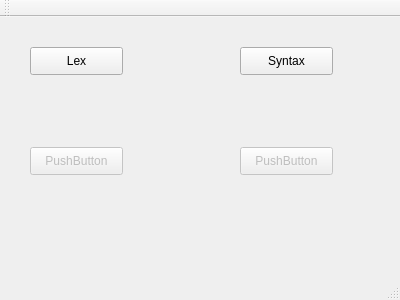
First picture: the form in source/ui/mainwindow.ui, repository gaocegege/CompilerLab, before the edit.
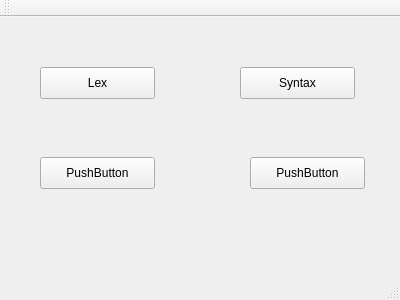
Second picture: the form after the edit.

The edit to the form file:
```diff
--- a/source/ui/mainwindow.ui
+++ b/source/ui/mainwindow.ui
@@ -17,10 +17,10 @@
    <widget class="QPushButton" name="pushButton">
     <property name="geometry">
      <rect>
-      <x>30</x>
-      <y>30</y>
-      <width>93</width>
-      <height>28</height>
+      <x>40</x>
+      <y>50</y>
+      <width>115</width>
+      <height>32</height>
      </rect>
     </property>
     <property name="text">
@@ -31,9 +31,9 @@
     <property name="geometry">
      <rect>
       <x>240</x>
-      <y>30</y>
-      <width>93</width>
-      <height>28</height>
+      <y>50</y>
+      <width>115</width>
+      <height>32</height>
      </rect>
     </property>
     <property name="text">
@@ -41,15 +41,12 @@
     </property>
    </widget>
    <widget class="QPushButton" name="pushButton_3">
-    <property name="enabled">
-     <bool>false</bool>
-    </property>
     <property name="geometry">
      <rect>
-      <x>30</x>
-      <y>130</y>
-      <width>93</width>
-      <height>28</height>
+      <x>40</x>
+      <y>140</y>
+      <width>115</width>
+      <height>32</height>
      </rect>
     </property>
     <property name="text">
@@ -57,15 +54,12 @@
     </property>
    </widget>
    <widget class="QPushButton" name="pushButton_4">
-    <property name="enabled">
-     <bool>false</bool>
-    </property>
     <property name="geometry">
      <rect>
-      <x>240</x>
-      <y>130</y>
-      <width>93</width>
-      <height>28</height>
+      <x>250</x>
+      <y>140</y>
+      <width>115</width>
+      <height>32</height>
      </rect>
     </property>
     <property name="text">
```
Left out of the diff: 2 changed lines with no effect on the pictures.
